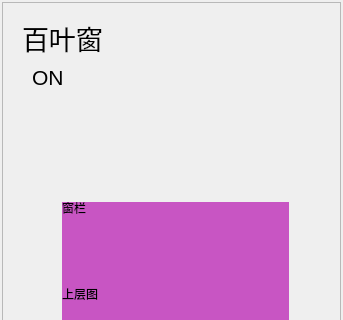
Before: the Qt Designer form code/myServer/device/device_curtain.ui in xi-song/smart_qt, drawn with Qt 5; both pictures show x 0 to 343 and y 0 to 320 of the 343 by 590 pixel window.
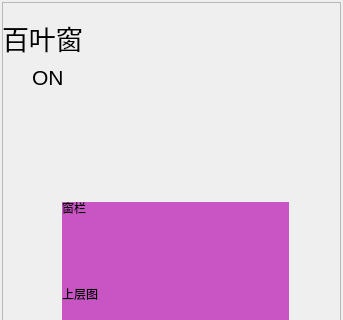
After: the same form once the commit is applied.

Diff of the .ui file:
```diff
--- a/code/myServer/device/device_curtain.ui
+++ b/code/myServer/device/device_curtain.ui
@@ -82,9 +82,9 @@
      <widget class="QLabel" name="label_text_curtain">
       <property name="geometry">
        <rect>
-        <x>20</x>
+        <x>0</x>
         <y>10</y>
-        <width>111</width>
+        <width>151</width>
         <height>51</height>
        </rect>
       </property>
```
